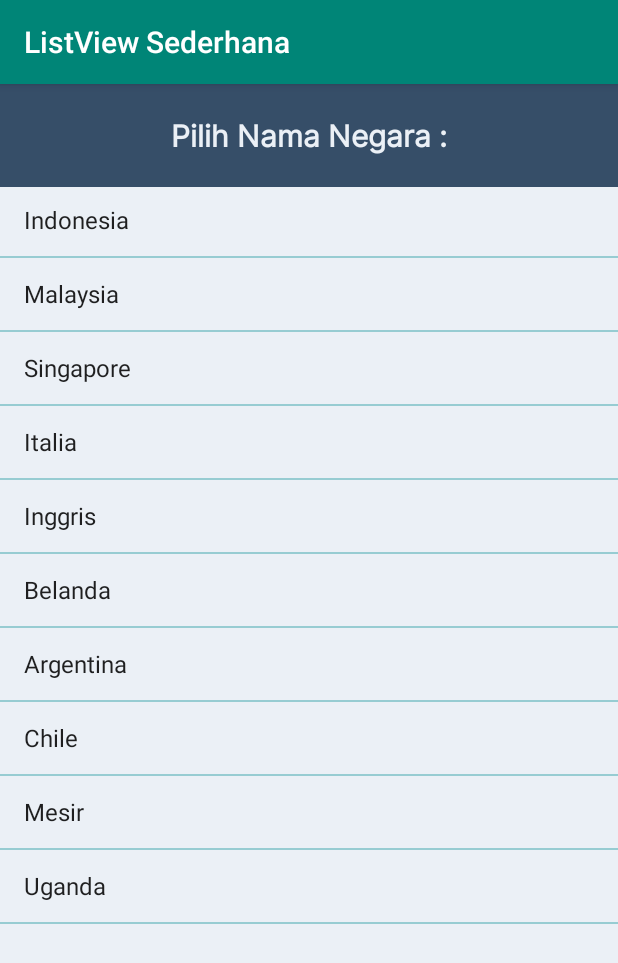
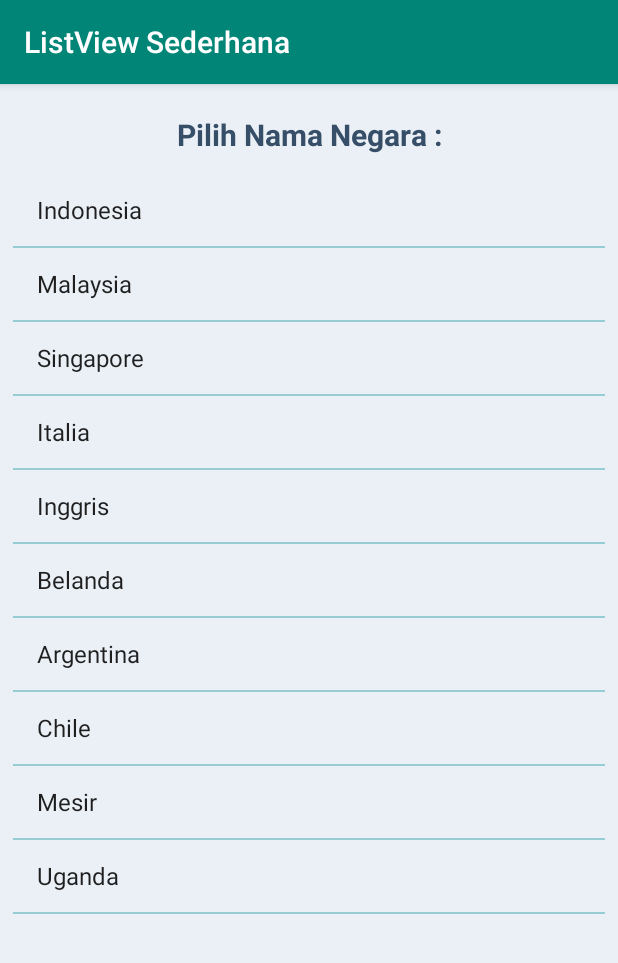
Before and after one commit to fierzahaikkal/pbo_java_android, an Android app: the ListActivity screen opened directly, with no data from a screen before it, on a phone screen of 412 x 824 dp. Shown: the top 963 px of the screen. Run offline under Robolectric (Android 15) with nearby library versions, the phone set to English and light mode, and no system bars.

Commit message:
feature: change margin

```diff
--- a/app/src/main/res/layout/activity_list.xml
+++ b/app/src/main/res/layout/activity_list.xml
@@ -5,25 +5,26 @@
     xmlns:tools="http://schemas.android.com/tools"
     android:layout_width="match_parent"
     android:layout_height="match_parent"
+    android:background="@color/putihPalette"
     tools:context=".ListActivity">
 
     <ListView
         android:layout_width="match_parent"
         android:layout_height="match_parent"
-        android:background="@color/putihPalette"
         android:divider="@color/biruTerangPalette"
         android:dividerHeight="1dp"
-        android:layout_marginTop="30pt"
+        android:layout_marginTop="27pt"
+        android:layout_marginLeft="4pt"
+        android:layout_marginRight="4pt"
         android:id="@+id/list_view" />
 
     <TextView
         android:text="Pilih Nama Negara :"
         android:textStyle="bold"
         android:textSize="9pt"
-        android:padding="9pt"
-        android:background="@color/biruMudaPalette"
-        android:textColor="@color/putihPalette"
-        android:fontFamily="@font/inter"
+        android:padding="5pt"
+        android:layout_marginTop="4pt"
+        android:textColor="@color/biruMudaPalette"
         android:layout_alignParentTop="true"
         android:gravity="center"
         android:layout_width="match_parent"
```
